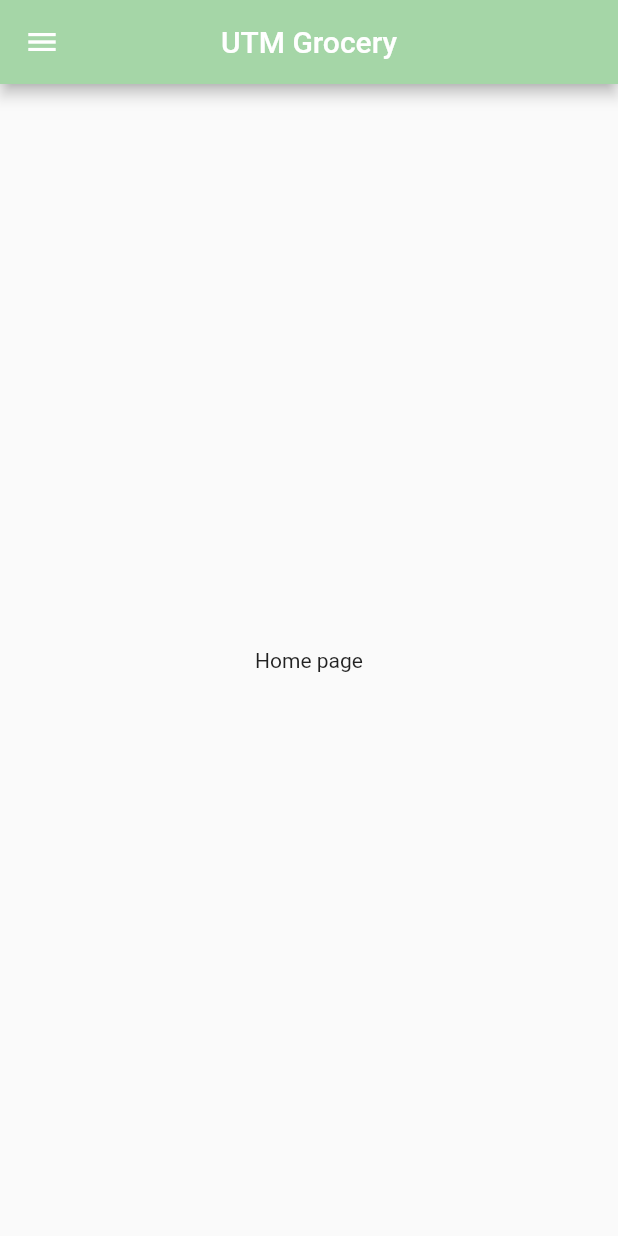
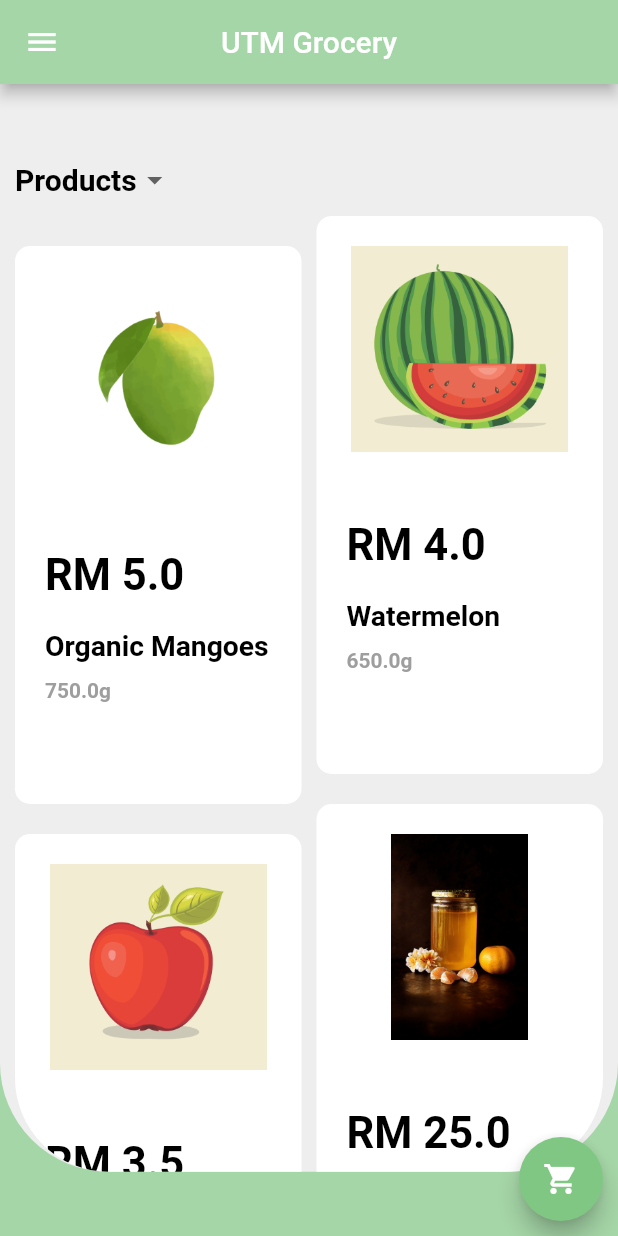
Before and after one commit to rezaErabby/utmGrocery, a Flutter app: the Home screen opened by its route, on a phone screen of 412 x 824 dp. Run offline on Flutter 3.47's test engine with Material 2 defaults, Android fonts, the phone set to English and light mode, and no system bars; our stand-ins replace flare_flutter, rxdart, simple_animations.

Commit message:
componenets and views files are added

```diff
--- /dev/null
+++ b/lib/components/CategoryDropMenu.dart
@@ -0,0 +1,33 @@
+import 'package:flutter/material.dart';
+
+class CategoryDropMenu extends StatefulWidget {
+  @override
+  _CategoryDropMenu createState() => new _CategoryDropMenu();
+}
+
+class _CategoryDropMenu extends State<CategoryDropMenu> {
+  String dropdownValue = "Products";
+
+  @override
+  Widget build(BuildContext context) {
+    return new DropdownButtonHideUnderline(
+        child: new DropdownButton<String>(
+      value: dropdownValue,
+      onChanged: (String newValue) {
+        setState(() {
+          dropdownValue = newValue;
+        });
+      },
+      items: <String>['Products'].map<DropdownMenuItem<String>>((String value) {
+        return DropdownMenuItem<String>(
+          value: value,
+          child: Text(value,
+              style: TextStyle(
+                  color: Colors.black,
+                  fontWeight: FontWeight.bold,
+                  fontSize: 20)),
+        );
+      }).toList(),
+    ));
+  }
+}
--- /dev/null
+++ b/lib/components/GridShop.dart
@@ -0,0 +1,72 @@
+import 'package:flutter/material.dart';
+import 'package:utmgrocery/components/CategoryDropMenu.dart';
+import 'package:utmgrocery/components/MinimalCart.dart';
+import 'package:utmgrocery/components/ProductWidget.dart';
+import 'package:utmgrocery/models/Product.dart';
+import 'package:utmgrocery/repositories/ProductsRepository.dart';
+
+class GridShop extends StatefulWidget {
+  @override
+  _GridShop createState() => new _GridShop();
+}
+
+class _GridShop extends State<GridShop> {
+  @override
+  Widget build(BuildContext context) {
+    double _gridSize =
+        MediaQuery.of(context).size.height * 0.88; //88% of screen
+    double childAspectRatio = MediaQuery.of(context).size.width /
+        (MediaQuery.of(context).size.height / 1.0);
+
+    List<Product> _products = new ProductsRepository().fetchAllProducts();
+
+    return new Column(children: <Widget>[
+      new Container(
+          height: _gridSize,
+          decoration: BoxDecoration(
+              color: const Color(0xFFeeeeee),
+              borderRadius: BorderRadius.only(
+                  bottomLeft: Radius.circular(_gridSize / 10),
+                  bottomRight: Radius.circular(_gridSize / 10))),
+          padding: EdgeInsets.only(left: 10, right: 10),
+          child: new Column(children: <Widget>[
+            new Container(
+                margin: EdgeInsets.only(top: 40),
+                child: new Column(children: <Widget>[
+                  new Row(
+                      mainAxisAlignment: MainAxisAlignment.spaceBetween,
+                      children: <Widget>[
+                        new CategoryDropMenu(),
+                      ]),
+                  new Container(
+                      height: _gridSize - 88,
+                      margin: EdgeInsets.only(top: 0),
+                      child: new PhysicalModel(
+                          color: Colors.transparent,
+                          borderRadius: BorderRadius.only(
+                              bottomLeft: Radius.circular(_gridSize / 10 - 10),
+                              bottomRight:
+                                  Radius.circular(_gridSize / 10 - 10)),
+                          clipBehavior: Clip.antiAlias,
+                          child: new GridView.builder(
+                              itemCount: _products.length,
+                              gridDelegate:
+                                  new SliverGridDelegateWithFixedCrossAxisCount(
+                                      crossAxisCount: 2,
+                                      childAspectRatio: childAspectRatio),
+                              itemBuilder: (BuildContext context, int index) {
+                                return new Padding(
+                                    padding: EdgeInsets.only(
+                                        top: index % 2 == 0 ? 20 : 0,
+                                        right: index % 2 == 0 ? 5 : 0,
+                                        left: index % 2 == 1 ? 5 : 0,
+                                        bottom: index % 2 == 1 ? 20 : 0),
+                                    child: ProductWidget(
+                                        product: _products[index]));
+                              })))
+                ]))
+          ])),
+      new MinimalCart(_gridSize)
+    ]);
+  }
+}
--- /dev/null
+++ b/lib/components/MinimalCart.dart
@@ -0,0 +1,65 @@
+import 'package:flutter/material.dart';
+import 'package:utmgrocery/bloc/CartBloc.dart';
+import 'package:utmgrocery/models/Cart.dart';
+
+class MinimalCart extends StatelessWidget {
+  final double _gridSize;
+  final List<Widget> _listWidget = new List();
+  final CartBloc _cartBloc = new CartBloc();
+  static final ScrollController _scrollController = new ScrollController();
+  MinimalCart(this._gridSize);
+
+  @override
+  Widget build(BuildContext context) {
+    return new StreamBuilder(
+        initialData: _cartBloc.currentCart,
+        stream: _cartBloc.observableCart,
+        builder: (context, AsyncSnapshot<Cart> snapshot) {
+          _fillList(snapshot.data, context);
+          var content = new Container(
+              margin: EdgeInsets.only(left: 10, right: 80),
+              width: double.infinity,
+              height: MediaQuery.of(context).size.height - _gridSize,
+              child: new ListView.builder(
+                  scrollDirection: Axis.horizontal,
+                  itemCount: _listWidget.length,
+                  controller: _scrollController,
+                  itemBuilder: (context, index) {
+                    return new Align(
+                        alignment: Alignment.centerLeft,
+                        child: _listWidget[index]);
+                  }));
+          try {
+            _scrollController
+                .jumpTo(_scrollController.position.maxScrollExtent);
+          } catch (e) {
+            //TODO fix
+          }
+          return content;
+        });
+  }
+
+  void _fillList(Cart cart, BuildContext context) {
+    _listWidget.add(new Text("Cart",
+        style: TextStyle(
+            color: Colors.white, fontWeight: FontWeight.bold, fontSize: 20)));
+    _listWidget.addAll(cart.orders.map((order) {
+      return new Padding(
+          padding: EdgeInsets.symmetric(horizontal: 10),
+          child: new GestureDetector(
+            child: new Hero(
+              tag: "tagHeroOrder${order.id}",
+              child: new ClipOval(
+                  child: new Container(
+                      color: Colors.white,
+                      child: new Image.asset(order.product.urlToImage),
+                      height: (MediaQuery.of(context).size.height - _gridSize) *
+                          0.6)),
+            ),
+            onTap: () {
+              //TODO
+            },
+          ));
+    }).toList());
+  }
+}
--- /dev/null
+++ b/lib/components/ProductWidget.dart
@@ -0,0 +1,61 @@
+import 'package:flutter/material.dart';
+import 'package:utmgrocery/models/Product.dart';
+import 'package:utmgrocery/views/ProductView.dart';
+
+class ProductWidget extends StatelessWidget {
+  final Product product;
+
+  ProductWidget({Key key, this.product}) : super(key: key);
+
+  @override
+  Widget build(BuildContext context) {
+    double height = MediaQuery.of(context).size.height / 1.2;
+    double fontSize = (height / 24).round().toDouble();
+
+    return new GestureDetector(
+        onTap: () {
+          Navigator.of(context).push(MaterialPageRoute(
+              builder: (context) => new ProductView(product: this.product)));
+        },
+        child: new Container(
+            padding: EdgeInsets.fromLTRB(20, 20, 20, 5),
+            decoration: BoxDecoration(
+                color: Colors.white,
+                borderRadius: BorderRadius.all(Radius.circular(10))),
+            child: new Column(
+                mainAxisSize: MainAxisSize.max,
+                crossAxisAlignment: CrossAxisAlignment.start,
+                children: <Widget>[
+                  new Center(
+                      child: new Hero(
+                          tag: "tagHero${this.product.id}",
+                          child: new Image.asset(this.product.urlToImage,
+                              fit: BoxFit.cover, height: height * 0.20))),
+                  new Container(
+                      height: height * 0.25,
+                      margin: EdgeInsets.only(top: 10),
+                      child: new Column(
+                          mainAxisAlignment: MainAxisAlignment.center,
+                          crossAxisAlignment: CrossAxisAlignment.start,
+                          children: <Widget>[
+                            new Text("\RM ${this.product.price}",
+                                style: TextStyle(
+                                    fontWeight: FontWeight.bold,
+                                    color: Colors.black,
+                                    fontSize: fontSize)),
+                            new Container(
+                                margin: EdgeInsets.only(top: 20, bottom: 10),
+                                child: new Text("${this.product.title}",
+                                    style: TextStyle(
+                                        fontWeight: FontWeight.bold,
+                                        color: Colors.black,
+                                        fontSize: fontSize * 0.65))),
+                            new Text("${this.product.weight}g",
+                                style: TextStyle(
+                                    fontWeight: FontWeight.bold,
+                                    color: Colors.grey,
+                                    fontSize: fontSize * 0.48))
+                          ]))
+                ])));
+  }
+}
--- a/lib/repositories/ProductsRepository.dart
+++ b/lib/repositories/ProductsRepository.dart
@@ -3,12 +3,12 @@ import 'package:utmgrocery/models/Product.dart';
 class ProductsRepository {
   List<Product> fetchAllProducts() {
     return [
-      new Product("assets/images/mango.png", "Organic Mangoes", 5.0, 1.0, 0),
-      new Product("assets/images/watermelon.png", "Watermelon", 4.0, 1.0, 1),
-      new Product("assets/images/apple.png", "Red Apples", 3.5, 1.0, 2),
+      new Product("assets/images/mango.png", "Organic Mangoes", 5.0, 750, 0),
+      new Product("assets/images/watermelon.png", "Watermelon", 4.0, 650, 1),
+      new Product("assets/images/apple.png", "Red Apples", 3.5, 500, 2),
       new Product("assets/images/honey.jpg", "Natural Honey", 25.00, 250, 3),
       new Product("assets/images/vitamins.png", "Multi-Vitamins", 39.0, 250, 4),
-      new Product("assets/images/orange.png", "Organic Oranges", 3.5, 1.0, 5),
+      new Product("assets/images/orange.png", "Organic Oranges", 3.5, 500, 5),
       new Product("assets/images/cum.png", "Cucumber", 1.99, 500, 6),
     ];
   }
--- a/lib/views/home.dart
+++ b/lib/views/home.dart
@@ -1,26 +1,36 @@
 import 'package:flutter/material.dart';
+import 'package:utmgrocery/bloc/CartBloc.dart';
+import 'package:utmgrocery/components/CartManager.dart';
+import 'package:utmgrocery/components/GridShop.dart';
 
-class Home extends StatelessWidget {
+class Home extends StatefulWidget {
+  @override
+  _HomeState createState() => _HomeState();
+}
+
+class _HomeState extends State<Home> {
+  bool _showCart = false;
+  CartBloc _cartBloc;
+
+  ScrollController _scrollController = new ScrollController();
+
+  @override
+  initState() {
+    _scrollController = new ScrollController();
+    _cartBloc = new CartBloc();
+    super.initState();
+  }
+
   @override
   Widget build(BuildContext context) {
     return Scaffold(
-      drawer: NavDrawer(),
+        backgroundColor: Colors.green[200],
         appBar: AppBar(
           title: Text('UTM Grocery'),
           centerTitle: true,
           backgroundColor: Colors.green[200],
         ),
-      body: Center(
-        child: Text("Home page"),
-      ),
-    );
-  }
-}
-
-class NavDrawer extends StatelessWidget {
-  @override
-  Widget build(BuildContext context) {
-    return Drawer(
+        drawer: new Drawer(
           child: ListView(
             padding: EdgeInsets.zero,
             children: <Widget>[
@@ -56,6 +66,45 @@ class NavDrawer extends StatelessWidget {
               ),
             ],
           ),
-    );
+        ),
+        body: new Stack(children: <Widget>[
+          new CustomScrollView(
+              physics: NeverScrollableScrollPhysics(),
+              controller: _scrollController,
+              slivers: <Widget>[
+                new SliverToBoxAdapter(child: new GridShop()),
+                new SliverToBoxAdapter(child: new CartManager()),
+              ]),
+          new Align(
+              alignment: Alignment.bottomRight,
+              child: new Container(
+                  margin: EdgeInsets.only(right: 10, bottom: 10),
+                  child: new FloatingActionButton(
+                      onPressed: () {
+                        if (_showCart)
+                          _scrollController.animateTo(
+                              _scrollController.position.minScrollExtent,
+                              curve: Curves.fastOutSlowIn,
+                              duration: Duration(seconds: 2));
+                        else
+                          _scrollController.animateTo(
+                              _scrollController.position.maxScrollExtent,
+                              curve: Curves.fastOutSlowIn,
+                              duration: Duration(seconds: 2));
+
+                        setState(() {
+                          _showCart = !_showCart;
+                        });
+                      },
+                      backgroundColor: Colors.green[300],
+                      child: new Icon(
+                          _showCart ? Icons.close : Icons.shopping_cart))))
+        ]));
+  }
+
+  @override
+  void dispose() {
+    _cartBloc.dispose();
+    super.dispose();
   }
 }
```
Also changed, not shown: lib/components/CartManager.dart (added, +107 -0 lines), lib/components/OrderWidget.dart (added, +44 -0 lines), lib/views/ProductView.dart (added, +178 -0 lines). Lines whose indentation alone changed are shown as unchanged.
